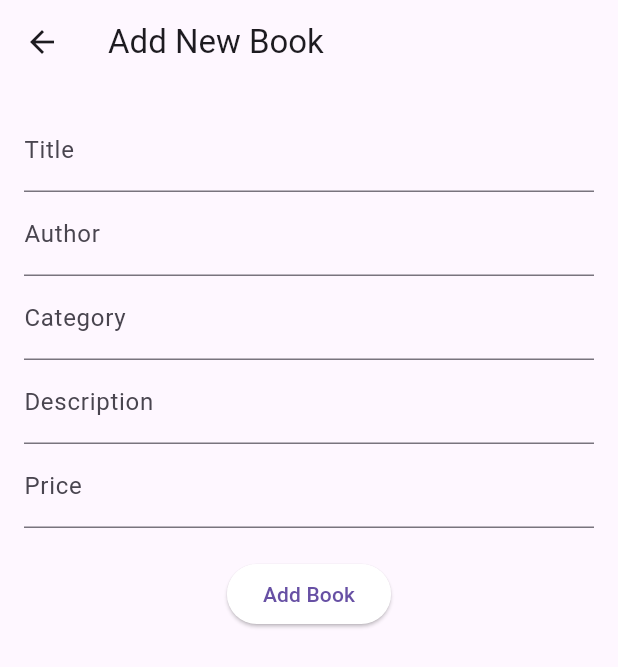
After one commit to Easha53/online-book-53, a Flutter app: the screen it shows once a user with an empty profile is signed in, after a tap on the "add" icon, on a phone screen of 412 x 824 dp. The commit adds this screen. Shown: the top 667 px of the screen. Run offline on Flutter 3.47's test engine with Material 3 defaults, Android fonts, the phone set to English and light mode, and no system bars; our stand-ins replace cloud_firestore, firebase_auth, firebase_core; accounts and stored records are empty; network calls fail.

Commit message:
2nd commit

```diff
--- /dev/null
+++ b/lib/Admin/add_book_page.dart
@@ -0,0 +1,117 @@
+import 'package:flutter/material.dart';
+import '../Models/book_model.dart';
+import '../Services/book_service.dart';
+
+class AddBookPage extends StatefulWidget {
+  final Book? book;
+
+  const AddBookPage({super.key, this.book});
+
+  @override
+  State<AddBookPage> createState() => _AddBookPageState();
+}
+
+class _AddBookPageState extends State<AddBookPage> {
+  final _formKey = GlobalKey<FormState>();
+  late TextEditingController _titleController;
+  late TextEditingController _authorController;
+  late TextEditingController _categoryController;
+  late TextEditingController _descController;
+  late TextEditingController _priceController;
+
+  @override
+  void initState() {
+    super.initState();
+
+    _titleController = TextEditingController(text: widget.book?.title ?? '');
+    _authorController = TextEditingController(text: widget.book?.author ?? '');
+    _categoryController =
+        TextEditingController(text: widget.book?.category ?? '');
+    _descController =
+        TextEditingController(text: widget.book?.description ?? '');
+    _priceController =
+        TextEditingController(text: widget.book?.price.toString() ?? '');
+  }
+
+  Future<void> _saveBook() async {
+    if (!_formKey.currentState!.validate()) return;
+
+    final book = Book(
+      id: widget.book?.id ?? '',
+      title: _titleController.text.trim(),
+      author: _authorController.text.trim(),
+      category: _categoryController.text.trim(),
+      description: _descController.text.trim(),
+      price: double.tryParse(_priceController.text.trim()) ?? 0,
+    );
+
+    if (widget.book == null) {
+      await BookService.addBook(book);
+    } else {
+      await BookService.updateBook(book);
+    }
+
+
+    if (!mounted) return;
+
+    ScaffoldMessenger.of(context).showSnackBar(
+      SnackBar(
+        content: Text(
+            widget.book == null ? 'Book added successfully!' : 'Book updated successfully!'),
+      ),
+    );
+
+    Navigator.pop(context);
+  }
+
+  @override
+  Widget build(BuildContext context) {
+    return Scaffold(
+      appBar: AppBar(
+          title: Text(widget.book == null ? 'Add New Book' : 'Edit Book')),
+      body: Padding(
+        padding: const EdgeInsets.all(16),
+        child: Form(
+          key: _formKey,
+          child: SingleChildScrollView(
+            child: Column(
+              children: [
+                TextFormField(
+                  controller: _titleController,
+                  decoration: const InputDecoration(labelText: 'Title'),
+                  validator: (value) =>
+                  value!.isEmpty ? 'Please enter book title' : null,
+                ),
+                TextFormField(
+                  controller: _authorController,
+                  decoration: const InputDecoration(labelText: 'Author'),
+                ),
+                TextFormField(
+                  controller: _categoryController,
+                  decoration: const InputDecoration(labelText: 'Category'),
+                ),
+                TextFormField(
+                  controller: _descController,
+                  decoration: const InputDecoration(labelText: 'Description'),
+                ),
+                TextFormField(
+                  controller: _priceController,
+                  keyboardType: TextInputType.number,
+                  decoration: const InputDecoration(labelText: 'Price'),
+                ),
+                const SizedBox(height: 20),
+                ElevatedButton(
+                  onPressed: _saveBook,
+                  style: ElevatedButton.styleFrom(
+                    backgroundColor: Colors.white,
+                  ),
+                  child: Text(widget.book == null ? 'Add Book' : 'Update Book'),
+                ),
+              ],
+            ),
+          ),
+        ),
+      ),
+    );
+  }
+}
--- /dev/null
+++ b/lib/Admin/admin_home.dart
@@ -0,0 +1,106 @@
+import 'package:flutter/material.dart';
+import '../Models/book_model.dart';
+import '../Services/book_service.dart';
+import 'add_book_page.dart';
+import '../Customer/customer_home.dart';
+
+class AdminHomePage extends StatelessWidget {
+  const AdminHomePage({super.key});
+
+  @override
+  Widget build(BuildContext context) {
+    return Scaffold(
+      appBar: AppBar(
+        title: const Text('Admin Dashboard'),
+        centerTitle: true,
+        actions: [
+
+          IconButton(
+            icon: const Icon(Icons.store, color: Colors.redAccent),
+            tooltip: 'Go to Customer Page',
+            onPressed: () {
+              Navigator.push(
+                context,
+                MaterialPageRoute(builder: (context) => const CustomerHomePage()),
+              );
+            },
+          ),
+          //
+          IconButton(
+            icon: const Icon(Icons.add),
+            tooltip: 'Add Book',
+            onPressed: () {
+              Navigator.push(
+                context,
+                MaterialPageRoute(builder: (context) => const AddBookPage()),
+              );
+            },
+          ),
+        ],
+      ),
+      body: StreamBuilder<List<Book>>(
+        stream: BookService.getBooks(),
+        builder: (context, snapshot) {
+          if (snapshot.connectionState == ConnectionState.waiting) {
+            return const Center(child: CircularProgressIndicator());
+          }
+          if (!snapshot.hasData || snapshot.data!.isEmpty) {
+            return const Center(child: Text('No books available.'));
+          }
+
+          final books = snapshot.data!;
+          return ListView.builder(
+            itemCount: books.length,
+            itemBuilder: (context, index) {
+              final book = books[index];
+
+              return Card(
+                margin: const EdgeInsets.all(8),
+                elevation: 4,
+                child: ListTile(
+                  leading: const Icon(Icons.menu_book, color: Colors.deepPurple),
+                  title: Text(
+                    book.title,
+                    style: const TextStyle(fontWeight: FontWeight.bold),
+                  ),
+                  subtitle: Text(
+                    'Author: ${book.author}\nCategory: ${book.category}\nPrice: ৳${book.price}',
+                    style: const TextStyle(fontSize: 13),
+                  ),
+                  trailing: Row(
+                    mainAxisSize: MainAxisSize.min,
+                    children: [
+                      // 🔹 Edit Book
+                      IconButton(
+                        icon: const Icon(Icons.edit, color: Colors.blue),
+                        onPressed: () {
+                          Navigator.push(
+                            context,
+                            MaterialPageRoute(
+                                builder: (context) => AddBookPage(book: book)),
+                          );
+                        },
+                      ),
+                      // 🔹 Delete Book
+                      IconButton(
+                        icon: const Icon(Icons.delete, color: Colors.red),
+                        onPressed: () async {
+                          final messenger = ScaffoldMessenger.of(context);
+                          await BookService.deleteBook(book.id);
+                          messenger.showSnackBar(
+                            const SnackBar(
+                                content: Text('Book deleted successfully!')),
+                          );
+                        },
+                      ),
+                    ],
+                  ),
+                ),
+              );
+            },
+          );
+        },
+      ),
+    );
+  }
+}
--- a/lib/LoginPage/signup_page.dart
+++ b/lib/LoginPage/signup_page.dart
@@ -1,6 +1,7 @@
 import 'package:flutter/material.dart';
 import 'package:firebase_auth/firebase_auth.dart';
-import 'home_page.dart';
+//import 'home_page.dart';
+import '../Admin/admin_home.dart';
 
 class SignUpPage extends StatefulWidget {
   const SignUpPage({super.key});
@@ -23,7 +24,7 @@ class _SignUpPageState extends State<SignUpPage> {
       if (!mounted) return;
       Navigator.pushReplacement(
         context,
-        MaterialPageRoute(builder: (context) => const HomePage()),
+        MaterialPageRoute(builder: (context) => const AdminHomePage()),
       );
     } on FirebaseAuthException catch (e) {
       String message = '';
--- /dev/null
+++ b/lib/Models/book_model.dart
@@ -0,0 +1,38 @@
+class Book {
+  final String id;
+  final String title;
+  final String author;
+  final String category;
+  final String description;
+  final double price;
+
+  Book({
+    required this.id,
+    required this.title,
+    required this.author,
+    required this.category,
+    required this.description,
+    required this.price,
+  });
+
+  factory Book.fromMap(String id, Map<String, dynamic> data) {
+    return Book(
+      id: id,
+      title: data['title'] ?? '',
+      author: data['author'] ?? '',
+      category: data['category'] ?? '',
+      description: data['description'] ?? '',
+      price: (data['price'] ?? 0).toDouble(),
+    );
+  }
+
+  Map<String, dynamic> toMap() {
+    return {
+      'title': title,
+      'author': author,
+      'category': category,
+      'description': description,
+      'price': price,
+    };
+  }
+}
--- /dev/null
+++ b/lib/Services/book_service.dart
@@ -0,0 +1,29 @@
+import 'package:cloud_firestore/cloud_firestore.dart';
+import '../Models/book_model.dart';
+
+class BookService {
+  static final CollectionReference booksCollection =
+  FirebaseFirestore.instance.collection('books');
+
+
+  static Future<void> addBook(Book book) async {
+    await booksCollection.add(book.toMap());
+  }
+
+
+  static Future<void> updateBook(Book book) async {
+    await booksCollection.doc(book.id).update(book.toMap());
+  }
+
+
+  static Future<void> deleteBook(String id) async {
+    await booksCollection.doc(id).delete();
+  }
+  static Stream<List<Book>> getBooks() {
+    return booksCollection.snapshots().map((snapshot) {
+      return snapshot.docs.map((doc) {
+        return Book.fromMap(doc.id, doc.data() as Map<String, dynamic>);
+      }).toList();
+    });
+  }
+}
--- a/lib/main.dart
+++ b/lib/main.dart
@@ -1,7 +1,9 @@
 import 'package:flutter/material.dart';
 import 'package:firebase_core/firebase_core.dart';
+import 'package:firebase_auth/firebase_auth.dart';
+import 'Admin/admin_home.dart';
+import 'LoginPage/login_page.dart';
 import 'firebase_options.dart';
-import 'LoginPage/login_page.dart';
 
 void main() async {
   WidgetsFlutterBinding.ensureInitialized();
@@ -20,7 +22,18 @@ class MyApp extends StatelessWidget {
       debugShowCheckedModeBanner: false,
       title: 'Online Book Store',
       theme: ThemeData(primarySwatch: Colors.deepPurple),
-      home: const LoginPage(),
+      home: StreamBuilder<User?>(
+        stream: FirebaseAuth.instance.authStateChanges(),
+        builder: (context, snapshot) {
+          if (snapshot.connectionState == ConnectionState.waiting) {
+            return const Center(child: CircularProgressIndicator());
+          }
+          if (snapshot.hasData) {
+            return const AdminHomePage();
+          }
+          return const LoginPage();
+        },
+      ),
     );
   }
 }
--- a/pubspec.yaml
+++ b/pubspec.yaml
@@ -36,7 +36,7 @@ dependencies:
   cupertino_icons: ^1.0.8
   firebase_core: ^4.1.0
   firebase_auth: ^6.0.2
-
+  cloud_firestore: ^6.0.1
 
 dev_dependencies:
   flutter_test:
```
Also changed, not shown: lib/Customer/customer_home.dart (added, +208 -0 lines), lib/LoginPage/home_page.dart (+56 -40 lines), lib/LoginPage/login_page.dart (+22 -7 lines), pubspec.lock, 3 other files.
